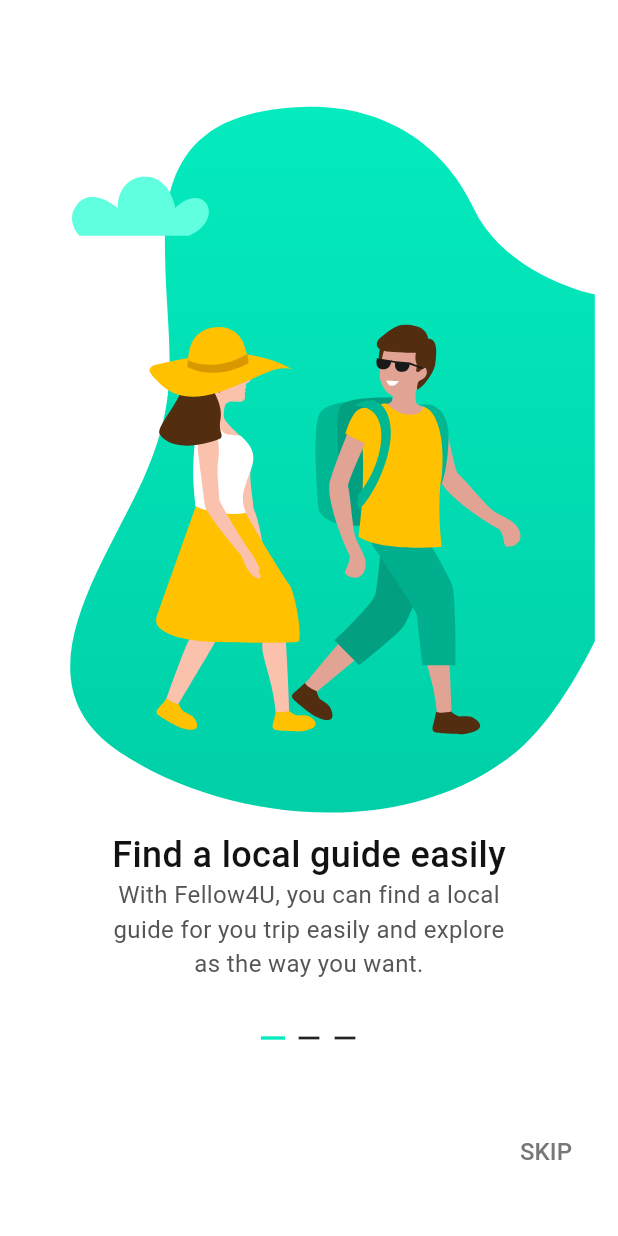
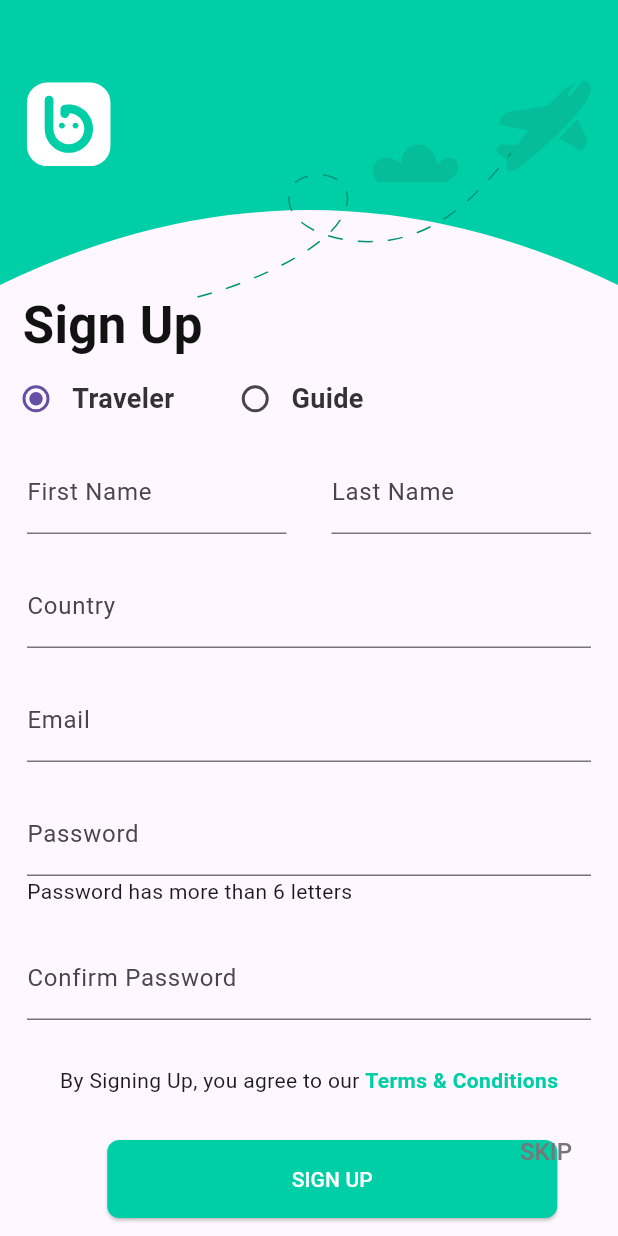
Before and after one commit to ducchinhpro123/fellow4u, a Flutter app: the screen it shows after launch, on a phone screen of 412 x 824 dp. Run offline on Flutter 3.47's test engine with Material 3 defaults, Android fonts, the phone set to English and light mode, and no system bars; our stand-ins replace flutter_svg.

Commit message:
sign up page && modify the existing custom button widget for resuable

```diff
--- a/onboarding/lib/main.dart
+++ b/onboarding/lib/main.dart
@@ -2,6 +2,8 @@ import 'package:flutter/material.dart';
 import 'package:onboarding/onboarding_1.dart';
 import 'package:onboarding/onboarding_2.dart';
 import 'package:onboarding/onboarding_3.dart';
+import 'package:onboarding/sign_up/form_page.dart';
+import 'package:onboarding/sign_up/sign_up_page.dart';
 import 'package:onboarding/widgets/button_get_started.dart';
 
 void main() {
@@ -39,15 +41,15 @@ class _MyApp extends State<MyApp> {
 
   @override
   Widget build(BuildContext context) {
-    //bool isFinalPage = pageController.
-
     return MaterialApp(
       title: 'Onboadring',
       theme: ThemeData(primarySwatch: Colors.blue),
       home: Scaffold(
+        //appBar: AppBar(),
         body: PageView(
           controller: _pageController,
           children: const [
+            SignUpPage(),
             Onboarding1(),
             Onboarding2(),
             Onboarding3(),
@@ -74,7 +76,9 @@ class _MyApp extends State<MyApp> {
                   ),
                 ),
               )
-            : const ButtonGetStarted(),
+            : const ButtonGetStarted(
+                title: 'GET STARTED',
+              ),
       ),
     );
   }
--- /dev/null
+++ b/onboarding/lib/sign_up/form_page.dart
@@ -0,0 +1,129 @@
+import 'package:flutter/material.dart';
+import 'package:onboarding/widgets/button_get_started.dart';
+
+class FormPage extends StatelessWidget {
+  const FormPage({super.key});
+
+  @override
+  Widget build(BuildContext context) {
+    return Form(
+      child: Column(
+        children: [
+          Row(
+            children: [
+              Flexible(
+                child: Container(
+                  margin: const EdgeInsets.only(left: 18),
+                  child: TextFormField(
+                    decoration: const InputDecoration(
+                      label: Text('First Name'),
+                    ),
+                  ),
+                ),
+              ),
+              const SizedBox(width: 30),
+              Flexible(
+                child: Container(
+                  margin: const EdgeInsets.only(right: 18),
+                  child: TextFormField(
+                    decoration: const InputDecoration(
+                      label: Text('Last Name'),
+                    ),
+                  ),
+                ),
+              ),
+            ],
+          ),
+          const SizedBox(height: 20),
+          SizedBox(
+            child: Container(
+              margin: const EdgeInsets.only(right: 18, left: 18),
+              child: TextFormField(
+                decoration: const InputDecoration(
+                  label: Text(
+                    'Country',
+                    style: TextStyle(
+                      fontSize: 16,
+                    ),
+                  ),
+                ),
+              ),
+            ),
+          ),
+          const SizedBox(height: 20),
+          SizedBox(
+            child: Container(
+              margin: const EdgeInsets.only(right: 18, left: 18),
+              child: TextFormField(
+                decoration: const InputDecoration(
+                  label: Text(
+                    'Email',
+                    style: TextStyle(
+                      fontSize: 16,
+                    ),
+                  ),
+                ),
+              ),
+            ),
+          ),
+          const SizedBox(height: 20),
+          SizedBox(
+            child: Container(
+              margin: const EdgeInsets.only(right: 18, left: 18),
+              child: TextFormField(
+                decoration: const InputDecoration(
+                  label: Text(
+                    'Password',
+                    style: TextStyle(
+                      fontSize: 16,
+                    ),
+                  ),
+                ),
+              ),
+            ),
+          ),
+          Container(
+            alignment: Alignment.centerLeft,
+            margin: const EdgeInsets.only(left: 18),
+            child: const Text(
+              'Password has more than 6 letters',
+            ),
+          ),
+          const SizedBox(height: 20),
+          SizedBox(
+            child: Container(
+              margin: const EdgeInsets.only(right: 18, left: 18),
+              child: TextFormField(
+                decoration: const InputDecoration(
+                  label: Text(
+                    'Confirm Password',
+                    style: TextStyle(
+                      fontSize: 16,
+                    ),
+                  ),
+                ),
+              ),
+            ),
+          ),
+          const SizedBox(height: 30),
+          RichText(
+            text: TextSpan(
+              text: 'By Signing Up, you agree to our ',
+              style: DefaultTextStyle.of(context).style,
+              children: const [
+                TextSpan(
+                  text: 'Terms & Conditions',
+                  style: TextStyle(
+                    color: Color(0xff00CEA6),
+                    fontWeight: FontWeight.bold,
+                  ),
+                ),
+              ],
+            ),
+          ),
+          const ButtonGetStarted(title: 'SIGN UP')
+        ],
+      ),
+    );
+  }
+}
--- /dev/null
+++ b/onboarding/lib/sign_up/sign_up_page.dart
@@ -0,0 +1,20 @@
+import 'package:flutter/material.dart';
+import 'package:onboarding/sign_up/form_page.dart';
+import 'package:onboarding/sign_up/top_bar.dart';
+
+class SignUpPage extends StatelessWidget {
+  const SignUpPage({super.key});
+
+  @override
+  Widget build(BuildContext context) {
+    return const SingleChildScrollView(
+      child: Column(
+        children: [
+          TopBar(),
+          //Expanded(child: FormPage()),
+          FormPage(),
+        ],
+      ),
+    );
+  }
+}
--- /dev/null
+++ b/onboarding/lib/sign_up/top_bar.dart
@@ -0,0 +1,143 @@
+import 'package:flutter/material.dart';
+import 'package:flutter_svg/flutter_svg.dart';
+
+class TopBar extends StatefulWidget {
+  const TopBar({super.key});
+
+  @override
+  State<TopBar> createState() => _TopBarState();
+}
+
+class _TopBarState extends State<TopBar> {
+  @override
+  Widget build(BuildContext context) {
+    List<String> options = ['Traveler', 'Guide'];
+    String currentOption = options[0];
+    return SizedBox(
+      width: double.infinity,
+      height: 300,
+      child: Stack(
+        //fit: StackFit.loose,
+        children: [
+          ClipPath(
+            clipper: InvertedBorderClipper(),
+            child: Container(
+              height: 190.0,
+              width: double.infinity,
+              color: const Color(0xff00CEA6),
+            ),
+          ),
+          Align(
+            alignment: const Alignment(-0.9, -0.55),
+            child: SvgPicture.asset(
+              'images/sign_up/icon.svg',
+              //width: 20,
+            ),
+          ),
+          Align(
+            alignment: const Alignment(0.9, -0.55),
+            child: SvgPicture.asset(
+              'images/sign_up/plane.svg',
+              //width: 20,
+            ),
+          ),
+          Align(
+            alignment: const Alignment(0.4, -0.3),
+            child: SvgPicture.asset(
+              'images/sign_up/cloud.svg',
+              //width: 20,
+            ),
+          ),
+          Align(
+            alignment: const Alignment(0.3, 0),
+            child: SvgPicture.asset(
+              'images/sign_up/line.svg',
+              //width: 20,
+            ),
+          ),
+          Align(
+            alignment: const Alignment(-0.9, 0.9),
+            child: Column(
+              mainAxisSize: MainAxisSize.min,
+              children: [
+                Row(
+                  children: [
+                    Container(
+                      margin: const EdgeInsets.only(left: 15),
+                      child: const Text(
+                        'Sign Up',
+                        style: TextStyle(
+                          fontSize: 34,
+                          fontWeight: FontWeight.w600,
+                          color: Color(0xff121212),
+                        ),
+                      ),
+                    ),
+                  ],
+                ),
+                Row(
+                  children: [
+                    Radio(
+                      value: options[0],
+                      groupValue: currentOption,
+                      onChanged: (value) {
+                        setState(() {
+                          currentOption = value.toString();
+                        });
+                      },
+                    ),
+                    const Text(
+                      'Traveler',
+                      style: TextStyle(
+                        fontSize: 18,
+                        fontWeight: FontWeight.w600,
+                        color: Color(0xff333333),
+                      ),
+                    ),
+                    const SizedBox(width: 30),
+                    Radio(
+                      value: options[1],
+                      groupValue: currentOption,
+                      onChanged: (value) {
+                        setState(() {
+                          currentOption = value.toString();
+                        });
+                      },
+                    ),
+                    const Text(
+                      'Guide',
+                      style: TextStyle(
+                        fontSize: 18,
+                        fontWeight: FontWeight.w600,
+                        color: Color(0xff333333),
+                      ),
+                    ),
+                  ],
+                )
+              ],
+            ),
+          ),
+        ],
+      ),
+    );
+  }
+}
+
+class InvertedBorderClipper extends CustomClipper<Path> {
+  @override
+  Path getClip(Size size) {
+    double width = size.width;
+    double height = size.height;
+    final path = Path();
+
+    path.lineTo(0, height);
+    //path.lineTo(width, height);
+    path.quadraticBezierTo(width * 0.5, height - 100, width, height);
+    path.lineTo(width, 0);
+    path.close();
+    return path;
+  }
+
+  @override
+  bool shouldReclip(CustomClipper<Path> oldClipper) => false;
+}
--- a/onboarding/lib/widgets/button_get_started.dart
+++ b/onboarding/lib/widgets/button_get_started.dart
@@ -1,7 +1,8 @@
 import 'package:flutter/material.dart';
 
 class ButtonGetStarted extends StatelessWidget {
-  const ButtonGetStarted({super.key});
+  const ButtonGetStarted({super.key, required this.title});
+  final String title;
 
   @override
   Widget build(BuildContext context) {
@@ -23,10 +24,10 @@ class ButtonGetStarted extends StatelessWidget {
                   ),
                   padding: const EdgeInsets.symmetric(vertical: 16.0),
                 ),
-                child: const Text(
-                  'GET STARTED',
+                child: Text(
+                  title,
                   textAlign: TextAlign.center,
-                  style: TextStyle(
+                  style: const TextStyle(
                     color: Colors.white,
                     fontSize: 14,
                   ),
--- a/onboarding/pubspec.yaml
+++ b/onboarding/pubspec.yaml
@@ -71,6 +71,10 @@ flutter:
     - images/page2/shape_1.svg
     - images/page2/shape_2.svg
     - images/page3/background.svg
+    - images/sign_up/cloud.svg
+    - images/sign_up/icon.svg
+    - images/sign_up/line.svg
+    - images/sign_up/plane.svg
 
   # An image asset can refer to one or more resolution-specific "variants", see
   # https://flutter.dev/to/resolution-aware-images
```
Also changed, not shown: onboarding/images/sign_up/cloud.svg (added), onboarding/images/sign_up/icon.svg (added), onboarding/images/sign_up/line.svg (added), onboarding/images/sign_up/plane.svg (added).
